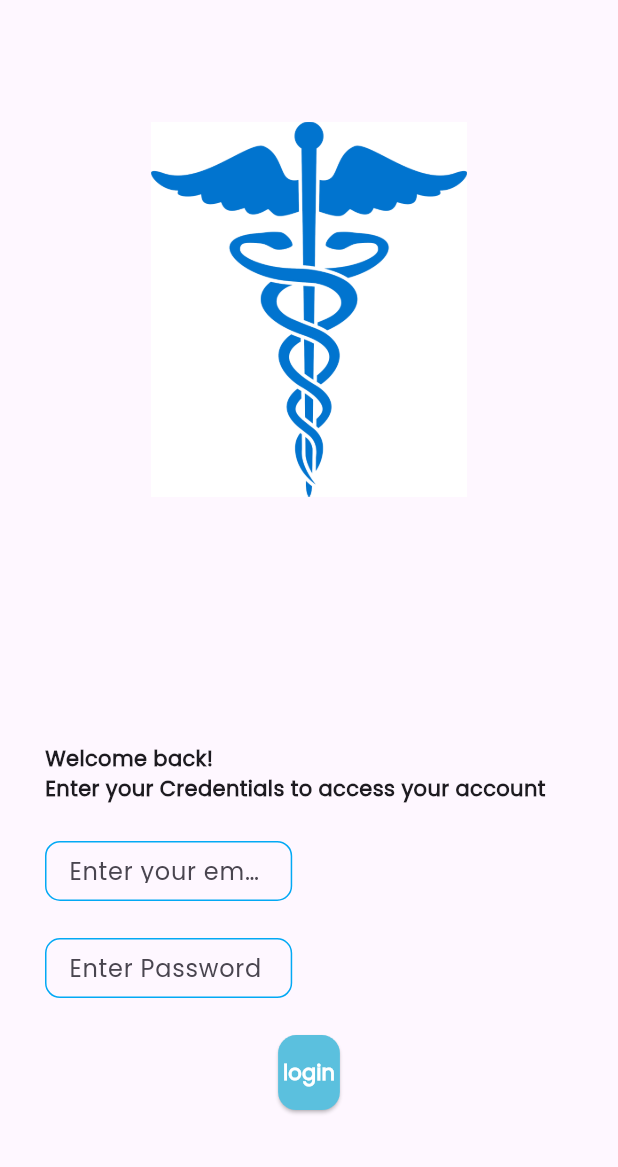
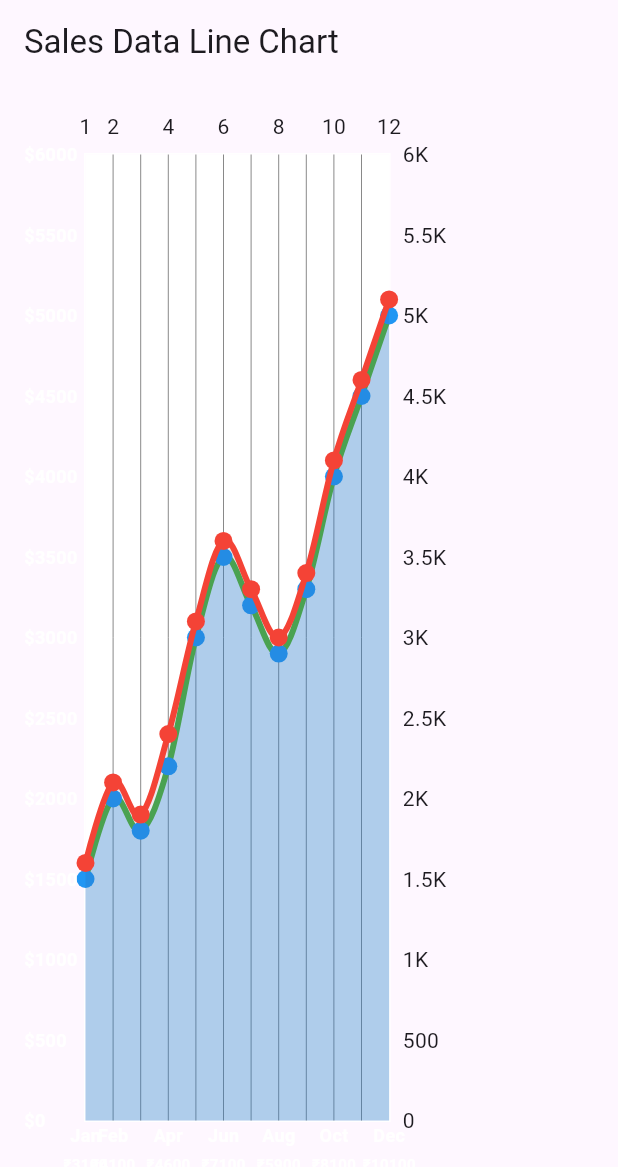
Before and after one commit to FoxtonResearchTech/foxcare_lite, a Flutter app: the screen it shows after launch, on a phone screen of 412 x 824 dp. Shown: the top 1167 px of the screen. Run offline on Flutter 3.47's test engine with Material 3 defaults, Android fonts, the phone set to English and light mode, and no system bars; drawn by our look-alikes of fl_chart; missing offline and left inert: window_manager.

Commit message:
pharmesy dashboard

```diff
--- a/lib/main.dart
+++ b/lib/main.dart
@@ -15,6 +15,8 @@ import 'package:foxcare_lite/presentation/tools/distributor_update.dart';
 import 'package:foxcare_lite/presentation/tools/manage_pharmacy_info.dart';
 import 'package:foxcare_lite/presentation/tools/pharmacy_info.dart';
 import 'package:window_manager/window_manager.dart';
+
+import 'presentation/dashboard/pharmecy_dashboard.dart';
 
 void main() async {
   WidgetsFlutterBinding.ensureInitialized();
@@ -62,7 +64,7 @@ class MyApp extends StatelessWidget {
     return MaterialApp(
       debugShowCheckedModeBanner: false,
       title: 'FoxCare Lite',
-      home: LoginScreen(),
+      home: SalesChartScreen(),
     );
   }
 }
--- /dev/null
+++ b/lib/presentation/dashboard/pharmecy_dashboard.dart
@@ -0,0 +1,189 @@
+import 'package:fl_chart/fl_chart.dart';
+import 'package:flutter/material.dart';
+
+class SalesChartScreen extends StatelessWidget {
+  const SalesChartScreen({Key? key}) : super(key: key); // Added 'key' parameter
+
+  @override
+  Widget build(BuildContext context) {
+    return Scaffold(
+      appBar: AppBar(
+        title: Text('Sales Data Line Chart'),
+      ),
+      body: Padding(
+        padding: const EdgeInsets.all(16.0),
+        child: SalesLineChart(), // No changes needed here
+      ),
+    );
+  }
+}
+
+class SalesLineChart extends StatelessWidget {
+  const SalesLineChart({Key? key}) : super(key: key); // Added 'key' parameter
+
+  @override
+  Widget build(BuildContext context) {
+    return Container(
+      width: MediaQuery.of(context).size.width * 0.7, // 70% of screen width
+      child: LineChart(
+        LineChartData(
+          backgroundColor: Colors.white,
+          gridData: FlGridData(
+            show: true,
+            drawHorizontalLine: true,
+            horizontalInterval: 1,
+            verticalInterval: 1,
+            getDrawingHorizontalLine: (value) => FlLine(
+              color: Colors.white,
+              strokeWidth: 0.5,
+            ),
+            getDrawingVerticalLine: (value) => FlLine(
+              color: Colors.grey.shade700,
+              strokeWidth: 0.5,
+            ),
+          ),
+          titlesData: FlTitlesData(
+            leftTitles: AxisTitles(
+              sideTitles: SideTitles(
+                showTitles: true,
+                reservedSize: 40,
+                getTitlesWidget: (value, meta) {
+                  return Text(
+                    '\$${value.toInt()}',
+                    style: TextStyle(
+                      color: Colors.white,
+                      fontWeight: FontWeight.bold,
+                      fontSize: 12,
+                    ),
+                  );
+                },
+              ),
+            ),
+            bottomTitles: AxisTitles(
+              sideTitles: SideTitles(
+                showTitles: true,
+                reservedSize: 60,
+                getTitlesWidget: (value, meta) {
+                  List<String> months = [
+                    'Jan', 'Feb', 'Mar', 'Apr', 'May', 'Jun',
+                    'Jul', 'Aug', 'Sep', 'Oct', 'Nov', 'Dec'
+                  ];
+
+                  List<double> sales2024 = [
+                    1500, 2000, 1800, 2200, 3000, 3500, 3200, 2900, 3300, 4000, 4500, 5000
+                  ];
+
+                  List<double> sales2025 = [
+                    1600, 2100, 1900, 2400, 3100, 3600, 3300, 3000, 3400, 4100, 4600, 5100
+                  ];
+
+                  int monthIndex = value.toInt() - 1;
+                  double sales = sales2024[monthIndex] + sales2025[monthIndex];
+
+                  return Column(
+                    children: [
+                      Text(
+                        months[value.toInt() - 1],
+                        style: TextStyle(
+                          color: Colors.white,
+                          fontWeight: FontWeight.bold,
+                          fontSize: 12,
+                        ),
+                      ),
+                      SizedBox(height: 4),
+                      Text(
+                        '₹${sales.toInt()}',
+                        style: TextStyle(
+                          color: Colors.white,
+                          fontWeight: FontWeight.bold,
+                          fontSize: 10,
+                        ),
+                      ),
+                    ],
+                  );
+                },
+              ),
+            ),
+          ),
+          borderData: FlBorderData(
+            show: true,
+            border: Border.all(color: Colors.white, width: 1),
+          ),
+          minX: 1,
+          maxX: 12,
+          minY: 0,
+          maxY: 6000,
+          lineBarsData: [
+            LineChartBarData(
+              spots: [
+                FlSpot(1, 1500),
+                FlSpot(2, 2000),
+                FlSpot(3, 1800),
+                FlSpot(4, 2200),
+                FlSpot(5, 3000),
+                FlSpot(6, 3500),
+                FlSpot(7, 3200),
+                FlSpot(8, 2900),
+                FlSpot(9, 3300),
+                FlSpot(10, 4000),
+                FlSpot(11, 4500),
+                FlSpot(12, 5000),
+              ],
+              isCurved: true,
+              color: Colors.green,
+              barWidth: 4,
+              isStrokeCapRound: true,
+              belowBarData: BarAreaData(
+                show: true,
+                color: Colors.blue.withOpacity(0.3),
+              ),
+              dotData: FlDotData(
+                show: true,
+                getDotPainter: (spot, lineBarData, index, rodData) {
+                  return FlDotCirclePainter(
+                    color: Colors.blue,
+                    radius: 6,
+                  );
+                },
+              ),
+            ),
+            LineChartBarData(
+              spots: [
+                FlSpot(1, 1600),
+                FlSpot(2, 2100),
+                FlSpot(3, 1900),
+                FlSpot(4, 2400),
+                FlSpot(5, 3100),
+                FlSpot(6, 3600),
+                FlSpot(7, 3300),
+                FlSpot(8, 3000),
+                FlSpot(9, 3400),
+                FlSpot(10, 4100),
+                FlSpot(11, 4600),
+                FlSpot(12, 5100),
+              ],
+              isCurved: true,
+              color: Colors.red,
+              barWidth: 4,
+              isStrokeCapRound: true,
+              belowBarData: BarAreaData(
+                show: true,
+                color: Color(0xff3B315E).withOpacity(0.10),
+              ),
+              dotData: FlDotData(
+                show: true,
+                getDotPainter: (spot, lineBarData, index, rodData) {
+                  return FlDotCirclePainter(
+                    color: Colors.red,
+                    radius: 6,
+                  );
+                },
+              ),
+            ),
+          ],
+
+        ),
+      ),
+    );
+  }
+}
--- a/pubspec.yaml
+++ b/pubspec.yaml
@@ -37,6 +37,8 @@ dependencies:
   cupertino_icons: ^1.0.8
   window_manager: ^0.4.3
   syncfusion_flutter_datagrid: ^28.1.36
+  win32: ^5.10.0
+  fl_chart: ^0.69.2
 
 dev_dependencies:
   flutter_test:
```
Also changed, not shown: pubspec.lock.
